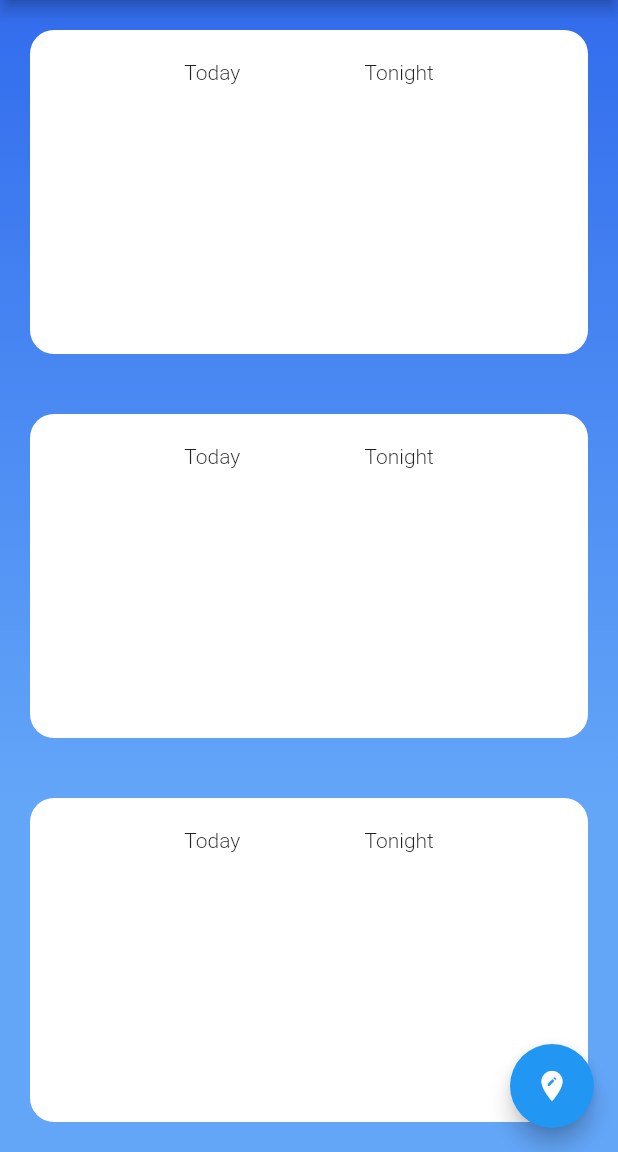
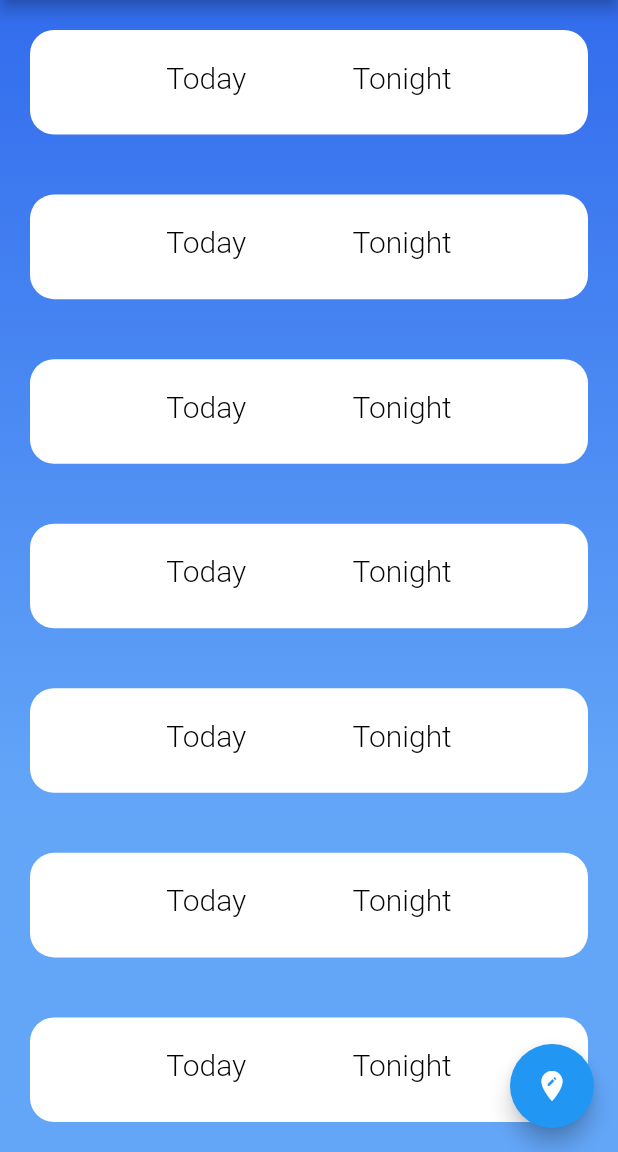
Before and after one commit to MasonEllwood/fyresite-weather, a Flutter app: the screen it shows after launch, on a phone screen of 412 x 824 dp, the part 84-1236 px from its top. Run offline on Flutter 3.47's test engine with Material 2 defaults, Android fonts, the phone set to English and light mode, and no system bars.

Commit message:
boxes displayed

```diff
--- a/lib/widgets/weather_data.dart
+++ b/lib/widgets/weather_data.dart
@@ -26,12 +26,24 @@ class _WeatherDataState extends State<WeatherData> {
         children: [
           Column(
             children: [
-              Text('Today'),
+              Text(
+                'Today',
+                style: TextStyle(
+                  color: Colors.black,
+                  fontSize: 20.0,
+                ),
+              ),
             ],
           ),
           Column(
             children: [
-              Text('Tonight'),
+              Text(
+                'Tonight',
+                style: TextStyle(
+                  color: Colors.black,
+                  fontSize: 20.0,
+                ),
+              ),
             ],
           ),
         ],
--- a/lib/widgets/weather_info.dart
+++ b/lib/widgets/weather_info.dart
@@ -30,6 +30,18 @@ class _WeatherInfoState extends State<WeatherInfo> {
             Expanded(
               child: WeatherData(),
             ),
+            Expanded(
+              child: WeatherData(),
+            ),
+            Expanded(
+              child: WeatherData(),
+            ),
+            Expanded(
+              child: WeatherData(),
+            ),
+            Expanded(
+              child: WeatherData(),
+            ),
           ]),
         ),
       ),
```
